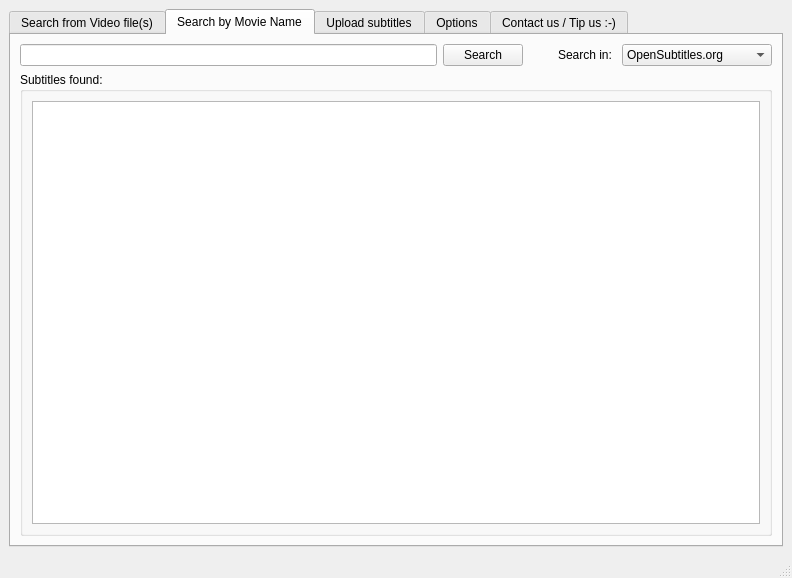
Before: the Qt Designer form gui/main.ui in mamboitaliano21/subdownloader, drawn with Qt 5.
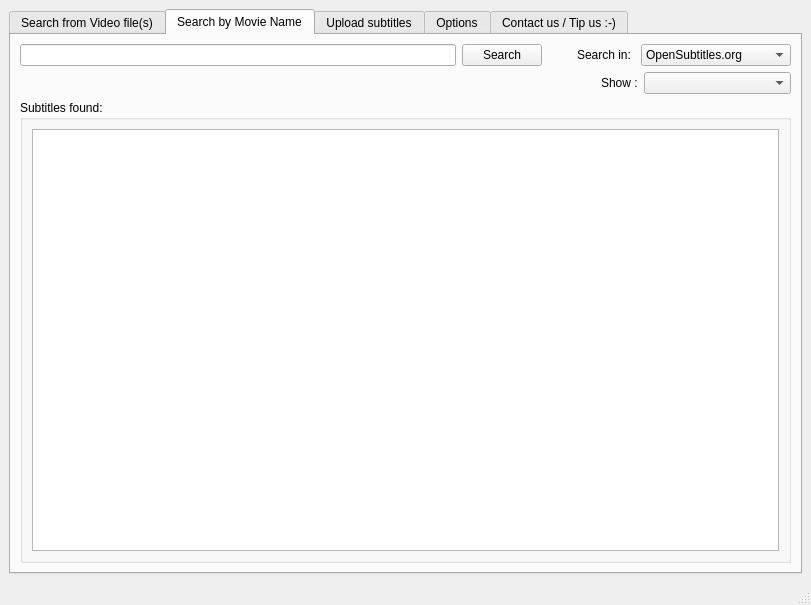
After: the same form once the commit is applied. The open tabs and pages were chosen to show the change. Icons and pictures are not drawn. Custom widgets are drawn as their Qt base class.

Commit message: Filter by Language partially working.

Diff of the .ui file:
```diff
--- a/gui/main.ui
+++ b/gui/main.ui
@@ -5,8 +5,8 @@
    <rect>
     <x>0</x>
     <y>0</y>
-    <width>792</width>
-    <height>578</height>
+    <width>811</width>
+    <height>605</height>
    </rect>
   </property>
   <property name="windowTitle" >
@@ -263,6 +263,55 @@
           </item>
          </layout>
         </item>
+        <item>
+         <layout class="QHBoxLayout" >
+          <item>
+           <spacer>
+            <property name="orientation" >
+             <enum>Qt::Horizontal</enum>
+            </property>
+            <property name="sizeType" >
+             <enum>QSizePolicy::Minimum</enum>
+            </property>
+            <property name="sizeHint" >
+             <size>
+              <width>581</width>
+              <height>20</height>
+             </size>
+            </property>
+           </spacer>
+          </item>
+          <item>
+           <widget class="QLabel" name="label_10" >
+            <property name="sizePolicy" >
+             <sizepolicy vsizetype="Preferred" hsizetype="Fixed" >
+              <horstretch>0</horstretch>
+              <verstretch>0</verstretch>
+             </sizepolicy>
+            </property>
+            <property name="text" >
+             <string>Show :</string>
+            </property>
+           </widget>
+          </item>
+          <item>
+           <widget class="QComboBox" name="filterLanguageForTitle" >
+            <property name="sizePolicy" >
+             <sizepolicy vsizetype="Fixed" hsizetype="Preferred" >
+              <horstretch>0</horstretch>
+              <verstretch>0</verstretch>
+             </sizepolicy>
+            </property>
+            <property name="minimumSize" >
+             <size>
+              <width>100</width>
+              <height>0</height>
+             </size>
+            </property>
+           </widget>
+          </item>
+         </layout>
+        </item>
         <item>
          <layout class="QVBoxLayout" >
           <item>
```
Left out of the diff: 28 changed lines with no effect on the pictures. The commit also changes 4 other files.
